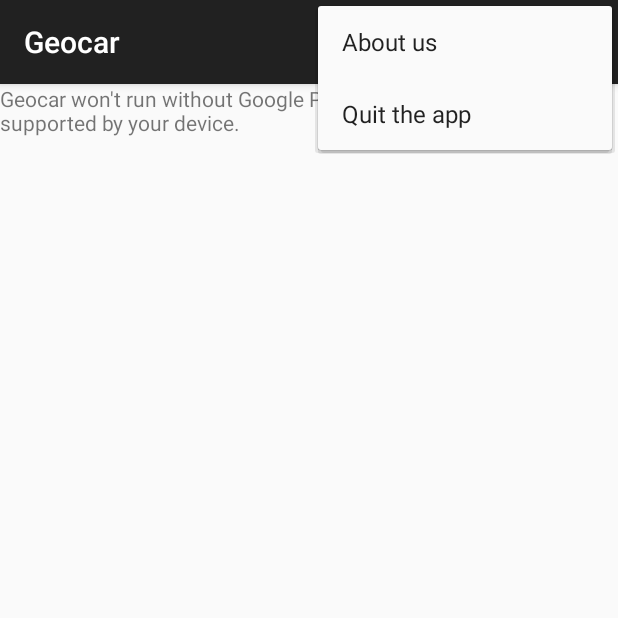
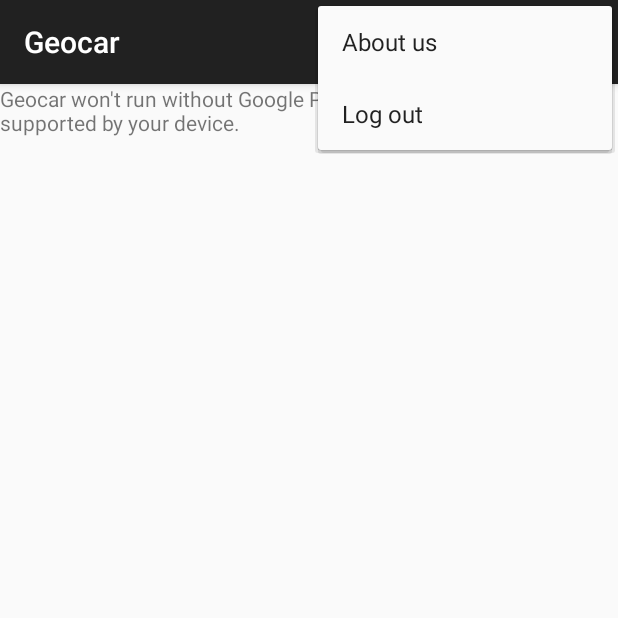
Before and after one commit to Carmain/Geocar, an Android app: the Home screen opened directly, with no data from a screen before it, with the options menu open, on a phone screen of 412 x 824 dp, the top half of it. Run offline under Robolectric (Android 15) with nearby library versions, the phone set to English and light mode, and no system bars.

```diff
--- a/app/src/main/res/menu/menu_main.xml
+++ b/app/src/main/res/menu/menu_main.xml
@@ -7,7 +7,7 @@
         android:orderInCategory="100" app:showAsAction="never" />
 
     <item
-        android:id="@+id/quit_app"
-        android:title="@string/quit_app"
+        android:id="@+id/log_out"
+        android:title="@string/log_out"
         android:orderInCategory="100" app:showAsAction="never" />
 </menu>
--- a/app/src/main/res/values/strings.xml
+++ b/app/src/main/res/values/strings.xml
@@ -29,5 +29,7 @@
     <string name="errorSession">An error occurs about the session</string>
     <string name="error_car_position">Couldn\'t get the car position actually</string>
     <string name="title_activity_maps">Map</string>
+    <string name="log_out">Log out</string>
+    <string name="back_pressed">Press back again to disconnect you</string>
 
 </resources>
```
Also changed, not shown: app/src/main/java/com/supinfo/jva/geocar/Home.java (+46 -9 lines), 1 other file.
